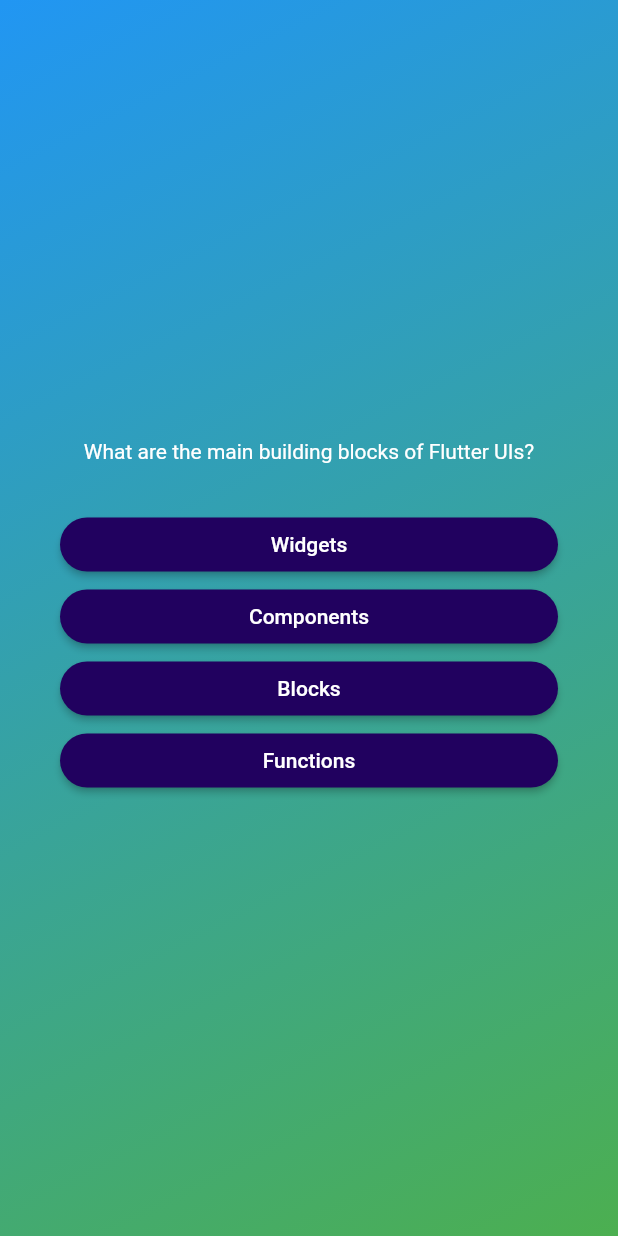
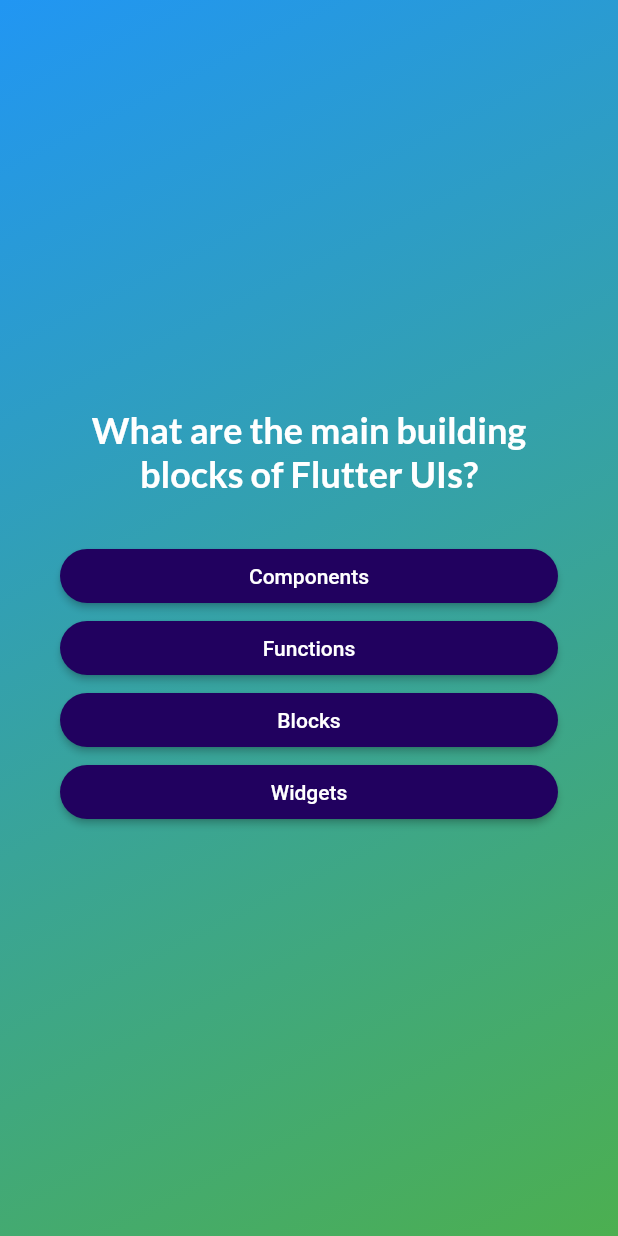
Before and after one commit to neerajg1320/flutter-maximilian, a Flutter app: the screen it shows after launch, after a tap on "Start Quiz", on a phone screen of 412 x 824 dp. Run offline on Flutter 3.47's test engine with Material 2 defaults, Android fonts, the phone set to English and light mode, and no system bars; our stand-ins replace google_fonts.

Commit message:
Added the questions

```diff
--- a/lib/advanced/models/quiz_question.dart
+++ b/lib/advanced/models/quiz_question.dart
@@ -3,4 +3,10 @@ class QuizQuestion {
 
   final String text;
   final List<String> answers;
+
+  List<String> getShuffledAnswers() {
+    final shuffledList =  List.of(answers);
+    shuffledList.shuffle();
+    return shuffledList;
+  }
 }
--- a/lib/advanced/questions_screen.dart
+++ b/lib/advanced/questions_screen.dart
@@ -1,10 +1,13 @@
 import 'package:flutter/material.dart';
 import 'package:flutter_basics/advanced/answer_button.dart';
 import 'package:flutter_basics/advanced/data/questions.dart';
+import 'package:google_fonts/google_fonts.dart';
 
 
 class QuestionsScreen extends StatefulWidget {
-  const QuestionsScreen({super.key});
+  const QuestionsScreen({super.key, required this.onSelectAnswer});
+
+  final void Function(String answer) onSelectAnswer;
 
   @override
   State<StatefulWidget> createState() {
@@ -13,10 +16,20 @@ class QuestionsScreen extends StatefulWidget {
 }
 
 class _QuestionsScreenState extends State<QuestionsScreen> {
-  final currentQuestion = questions[0];
+  var currentQuestionIndex = 0;
+
+  void answerQuestion(String answer) {
+    widget.onSelectAnswer(answer) ;
+
+    setState(() {
+      currentQuestionIndex += 1;
+    });
+  }
 
   @override
   Widget build(Object context) {
+    final currentQuestion = questions[currentQuestionIndex];
+
     return SizedBox(
       width: double.infinity,
       child: Container(
@@ -27,16 +40,22 @@ class _QuestionsScreenState extends State<QuestionsScreen> {
           children:  [
              Text(
               currentQuestion.text,
-              style: const TextStyle(
-                color: Colors.white
+              style: GoogleFonts.lato(
+                color: Colors.white,
+                fontSize: 24,
+                fontWeight: FontWeight.bold
               ),
               textAlign: TextAlign.center,
             ),
             const SizedBox(
               height: 30,
             ),
-            ...currentQuestion.answers.map((item) {
-              return AnswerButton(item, () {});
+            ...currentQuestion.getShuffledAnswers().map((answer) {
+              return AnswerButton(
+                answer,
+                () {
+                  answerQuestion(answer);
+                });
             }),
           ],
         ),
--- a/lib/advanced/quiz_app.dart
+++ b/lib/advanced/quiz_app.dart
@@ -1,6 +1,8 @@
 import 'package:flutter/material.dart';
+import 'package:flutter_basics/advanced/data/questions.dart';
 import 'package:flutter_basics/advanced/questions_screen.dart';
 import 'package:flutter_basics/advanced/start_screen.dart';
+import 'package:flutter_basics/advanced/data/questions.dart';
 
 class QuizApp extends StatefulWidget {
   const QuizApp({super.key});
@@ -12,6 +14,7 @@ class QuizApp extends StatefulWidget {
 }
 
 class _QuizAppState extends State<QuizApp> {
+  List<String> selectedAnswers = [];
   Widget? activeScreen;
 
   @override
@@ -20,9 +23,20 @@ class _QuizAppState extends State<QuizApp> {
     super.initState();
   }
 
+  void chooseAnswer(String answer) {
+    selectedAnswers.add(answer);
+
+    if (selectedAnswers.length == questions.length) {
+      setState(() {
+        activeScreen = StartScreen(switchScreen);
+        selectedAnswers = [];
+      });
+    }
+  }
+
   void switchScreen() {
     setState(() {
-      activeScreen = const QuestionsScreen();
+      activeScreen = QuestionsScreen(onSelectAnswer:chooseAnswer);
     });
   }
 
--- a/pubspec.yaml
+++ b/pubspec.yaml
@@ -35,6 +35,7 @@ dependencies:
   # The following adds the Cupertino Icons font to your application.
   # Use with the CupertinoIcons class for iOS style icons.
   cupertino_icons: ^1.0.2
+  google_fonts: ^4.0.3
 
 dev_dependencies:
   flutter_test:
```
Also changed, not shown: pubspec.lock, 7 other files.
